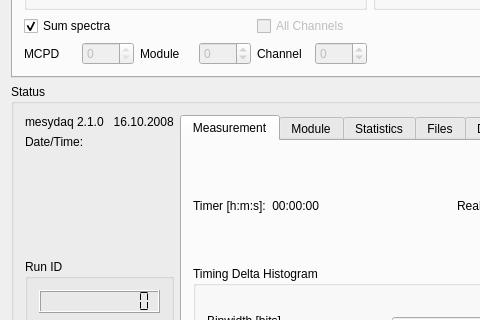
This is qmesydaq/mainwidget.ui in flueke/qmesydaq as Qt 5 draws it before an edit; both pictures show x 0 to 480 and y 169 to 489 of the 792 by 695 pixel window. The edited form follows.
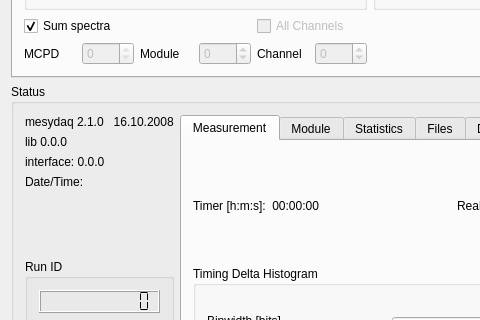
This is the edited form. Custom widgets are drawn as their Qt base class.

Commit message:
Create an access to the used library versions
For debugging it is helpful to have information about the library
versions:
- interface library
- qmesydaq library

This information will be displayed in the mainwindow.

```diff
--- a/qmesydaq/mainwidget.ui
+++ b/qmesydaq/mainwidget.ui
@@ -534,6 +534,20 @@
             </property>
            </widget>
           </item>
+          <item>
+           <widget class="QLabel" name="libraryVersionLabel">
+            <property name="text">
+             <string>lib 0.0.0</string>
+            </property>
+           </widget>
+          </item>
+          <item>
+           <widget class="QLabel" name="remoteInterfaceVersionLabel">
+            <property name="text">
+             <string>interface: 0.0.0</string>
+            </property>
+           </widget>
+          </item>
           <item>
            <widget class="QLabel" name="dateTimeLabel">
             <property name="text">
```
The commit also changes 13 other files.
